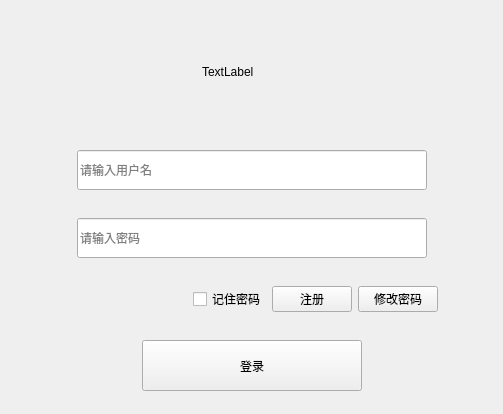
Easter112/Qtqq, file WidgetLogin/Body/login/loginwidget.ui: the form before one commit.
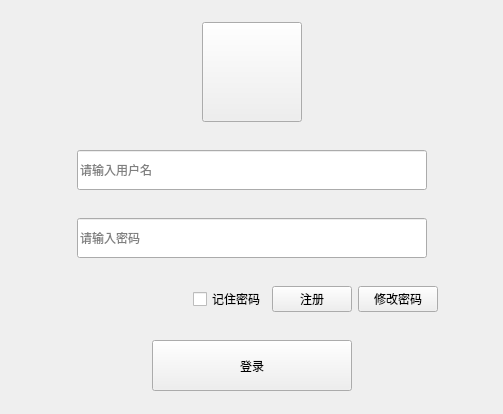
The form after the commit. Icons and pictures are not drawn.

The edit to the form file:
```diff
--- a/WidgetLogin/Body/login/loginwidget.ui
+++ b/WidgetLogin/Body/login/loginwidget.ui
@@ -72,9 +72,9 @@
          </spacer>
         </item>
         <item>
-         <widget class="QLabel" name="label_2">
+         <widget class="QPushButton" name="headBtn">
           <property name="sizePolicy">
-           <sizepolicy hsizetype="Expanding" vsizetype="Fixed">
+           <sizepolicy hsizetype="Preferred" vsizetype="Preferred">
             <horstretch>0</horstretch>
             <verstretch>0</verstretch>
            </sizepolicy>
@@ -91,8 +91,21 @@
             <height>100</height>
            </size>
           </property>
+          <property name="styleSheet">
+           <string notr="true"/>
+          </property>
           <property name="text">
-           <string>TextLabel</string>
+           <string/>
+          </property>
+          <property name="icon">
+           <iconset resource="../../../resource/res.qrc">
+            <normaloff>:/image/logo.png</normaloff>:/image/logo.png</iconset>
+          </property>
+          <property name="iconSize">
+           <size>
+            <width>100</width>
+            <height>100</height>
+           </size>
           </property>
          </widget>
         </item>
@@ -315,13 +328,13 @@
           </property>
           <property name="minimumSize">
            <size>
-            <width>220</width>
+            <width>200</width>
             <height>51</height>
            </size>
           </property>
           <property name="maximumSize">
            <size>
-            <width>220</width>
+            <width>200</width>
             <height>51</height>
            </size>
           </property>
```
Left out of the diff: 29 changed lines with no effect on the pictures.
